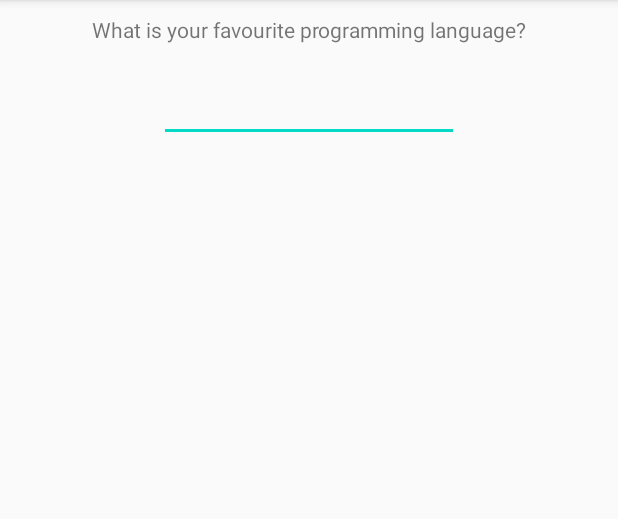
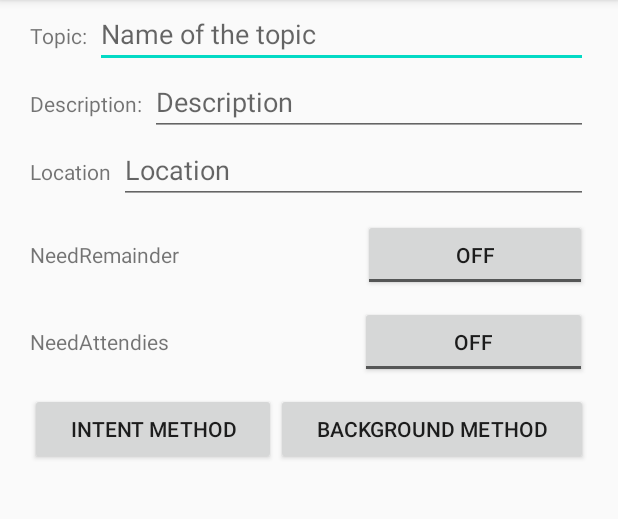
Before and after one commit to naveen-creater/ProjectTwo, an Android app: the screen it shows after launch (AutoCompleteActivity before the commit, MyCalenderEvent after it), on a phone screen of 412 x 824 dp, the part 84-603 px from its top. Run offline under Robolectric (Android 15) with nearby library versions, the phone set to English and light mode, and no system bars.

Commit message:
Add Calender Event

```diff
--- a/app/src/main/res/layout/activity_my_calender_event.xml
+++ b/app/src/main/res/layout/activity_my_calender_event.xml
@@ -6,4 +6,125 @@
     android:layout_height="match_parent"
     tools:context=".Activity.MyCalenderEvent">
 
+    <LinearLayout
+        android:id="@+id/linear_lay"
+        android:layout_width="match_parent"
+        android:layout_height="wrap_content"
+        android:layout_marginTop="20dp"
+        android:layout_margin="20dp"
+        android:orientation="vertical"
+        app:layout_constraintEnd_toEndOf="parent"
+        app:layout_constraintStart_toStartOf="parent"
+        app:layout_constraintTop_toBottomOf="@+id/textView">
+        <LinearLayout
+            android:layout_width="match_parent"
+            android:layout_height="wrap_content"
+            android:orientation="horizontal">
+            <TextView
+                android:layout_width="wrap_content"
+                android:layout_height="wrap_content"
+                android:text="Topic:"/>
+            <EditText
+                android:layout_width="match_parent"
+                android:layout_height="wrap_content"
+                android:maxLines="1"
+                android:layout_marginLeft="5dp"
+                android:hint="Name of the topic"
+                android:id="@+id/topic"
+                />
+        </LinearLayout>
+        <LinearLayout
+            android:layout_width="match_parent"
+            android:layout_height="wrap_content"
+            android:orientation="horizontal">
+            <TextView
+                android:layout_width="wrap_content"
+                android:layout_height="wrap_content"
+                android:text="Description:"/>
+            <EditText
+                android:layout_width="match_parent"
+                android:layout_height="wrap_content"
+                android:maxLines="1"
+                android:layout_marginLeft="5dp"
+                android:hint="Description"
+                android:id="@+id/description"
+                android:inputType="text"
+                />
+        </LinearLayout>
+        <LinearLayout
+            android:layout_width="match_parent"
+            android:layout_height="wrap_content"
+            android:orientation="horizontal">
+            <TextView
+                android:layout_width="wrap_content"
+                android:layout_height="wrap_content"
+                android:text="Location"/>
+            <EditText
+                android:layout_width="match_parent"
+                android:layout_height="wrap_content"
+                android:maxLines="1"
+                android:layout_marginLeft="5dp"
+                android:hint="Location"
+                android:inputType="text"
+                android:id="@+id/location"
+                />
+        </LinearLayout>
+        <LinearLayout
+            android:layout_marginTop="10dp"
+            android:layout_width="match_parent"
+            android:layout_height="wrap_content"
+            android:orientation="horizontal">
+            <TextView
+                android:layout_width="wrap_content"
+                android:layout_height="wrap_content"
+                android:layout_weight="0.1"
+                android:text="NeedRemainder"/>
+            <ToggleButton
+                android:layout_width="wrap_content"
+                android:layout_height="wrap_content"
+                android:layout_weight="0.05"
+                android:id="@+id/needremainder"/>
+
+        </LinearLayout>
+        <LinearLayout
+            android:layout_marginTop="10dp"
+            android:layout_width="match_parent"
+            android:layout_height="wrap_content"
+            android:orientation="horizontal">
+            <TextView
+                android:layout_width="wrap_content"
+                android:layout_height="wrap_content"
+                android:layout_weight="0.1"
+                android:text="NeedAttendies"/>
+            <ToggleButton
+                android:layout_width="wrap_content"
+                android:layout_height="wrap_content"
+                android:layout_weight="0.05"
+                android:id="@+id/needattendies"/>
+
+        </LinearLayout>
+        <LinearLayout
+            android:layout_marginTop="10dp"
+            android:layout_width="match_parent"
+            android:layout_height="wrap_content"
+            android:orientation="horizontal">
+            <Button
+                android:layout_width="wrap_content"
+                android:layout_height="wrap_content"
+                android:text="Intent method"
+                android:layout_weight="0.1"
+                android:id="@+id/intenMethod"/>
+
+            <Button
+                android:layout_width="wrap_content"
+                android:layout_height="wrap_content"
+                android:text="background Method"
+                android:layout_weight="0.1"
+                android:id="@+id/bgMethod"/>
+
+
+
+        </LinearLayout>
+    </LinearLayout>
+
 </androidx.constraintlayout.widget.ConstraintLayout>
```
Also changed, not shown: app/src/main/AndroidManifest.xml (+8 -7 lines), app/src/main/java/com/example/projecttwo/Activity/MyCalenderEvent.java (+220 -0 lines), app/src/main/res/layout/activity_with_drive.xml (added, +125 -0 lines), app/src/main/res/layout/gdrive_include.xml (added, +75 -0 lines).
